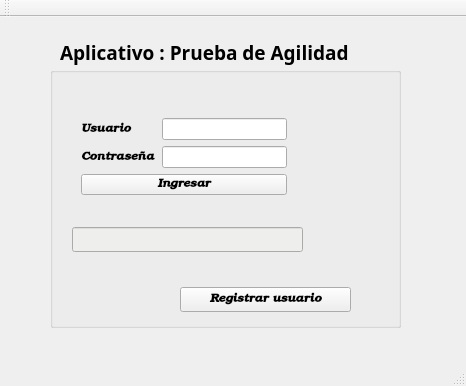
The window that PA/usuario.ui (keisy43/Proecto_final_alse) describes before a commit, drawn with Qt 5.
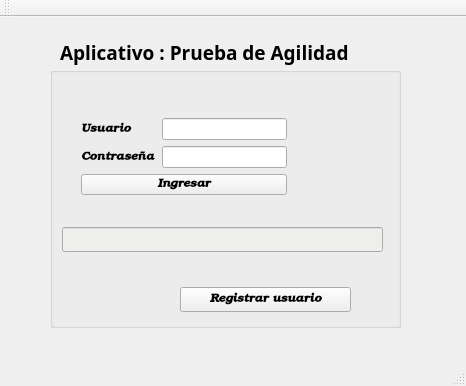
The same window after the commit.

Diff of the .ui file:
```diff
--- a/PA/usuario.ui
+++ b/PA/usuario.ui
@@ -97,9 +97,9 @@
     <widget class="QLineEdit" name="aviso">
      <property name="geometry">
       <rect>
-       <x>22</x>
+       <x>12</x>
        <y>160</y>
-       <width>231</width>
+       <width>321</width>
        <height>25</height>
       </rect>
      </property>
```
